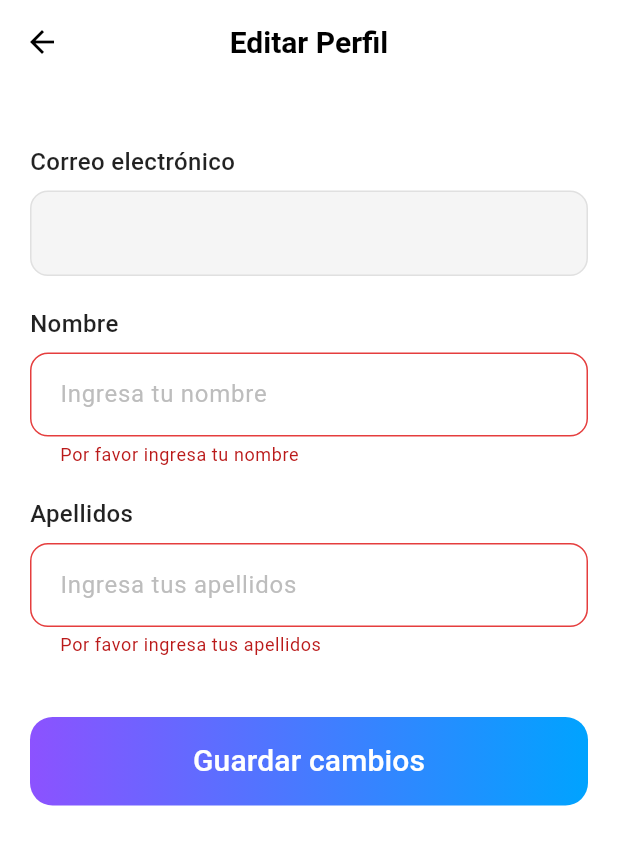
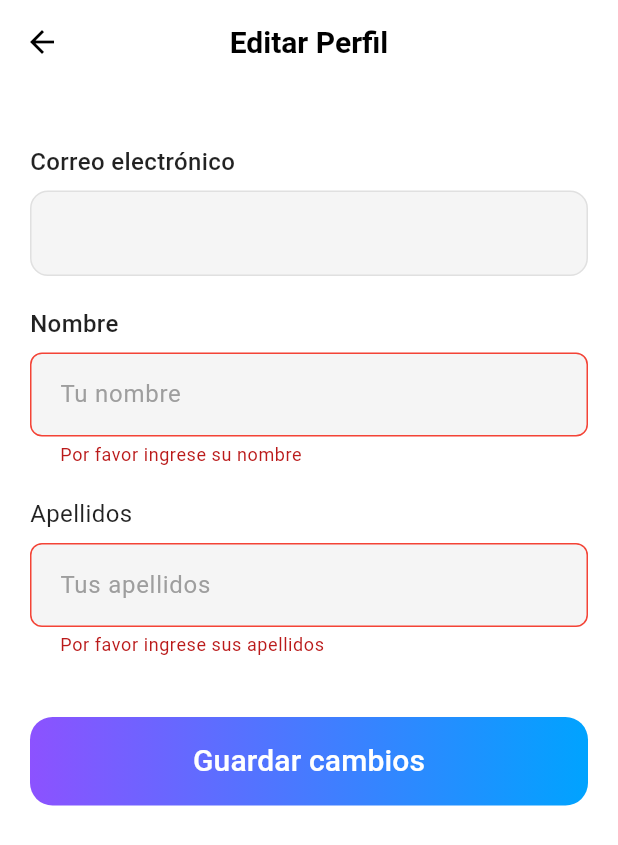
Before and after one commit to PetVital/PetVital-Frontend, a Flutter app: the EditProfileScreen screen opened directly, after a tap on "Guardar cambios", on a phone screen of 412 x 824 dp. Shown: the top 845 px of the screen. Run offline on Flutter 3.47's test engine with Material 3 defaults, Android fonts, the phone set to English and light mode, and no system bars; our stand-ins replace dropdown_button2, firebase_core, firebase_messaging, flutter_time_picker_spinner, font_awesome_flutter, get_it and 2 more; missing offline and left inert: onesignal_flutter; accounts and stored records are empty.

Commit message:
add: update profile and password integration

```diff
--- a/lib/data/api/user_api.dart
+++ b/lib/data/api/user_api.dart
@@ -44,27 +44,28 @@ class UserApi {
   Future<bool> changePassword(String newPassword) async {
     final int userId = await localStorageService.getCurrentUserId();
 
-    final response = await http.put(
-      Uri.parse('$baseUrl/user/change-password/$userId'),
+    final response = await http.post(
+      Uri.parse('$baseUrl/usuarios/$userId/change-password/'),
       body: {
-        'new_password': newPassword,
+        'nueva_contraseña': newPassword,
       },
     );
 
-    return response.statusCode == 200 || response.statusCode == 201;
+    return response.statusCode == 200;
   }
 
 
   Future<bool> editProfile(User user) async {
     final response = await http.put(
-      Uri.parse('$baseUrl/user/update/${user.id}'),
+      Uri.parse('$baseUrl/usuarios/${user.id}/'),
       body: {
-        'first_name': user.firstName,
-        'last_name': user.lastName,
+        'email': user.email,
+        'nombres': user.firstName,
+        'apellidos': user.lastName,
       },
     );
 
-    return response.statusCode == 200 || response.statusCode == 201;
+    return response.statusCode == 200;
   }
 
 
--- a/lib/ui/pages/home/profile/edit_profile_screen.dart
+++ b/lib/ui/pages/home/profile/edit_profile_screen.dart
@@ -65,7 +65,7 @@ class _EditProfileScreenState extends State<EditProfileScreen> {
         elevation: 0,
         leading: IconButton(
           icon: const Icon(Icons.arrow_back, color: Colors.black),
-          onPressed: () => Navigator.pop(context),
+          onPressed: () => Navigator.pop(context, false), // Indicamos que no hubo cambios
         ),
         title: const Text(
           'Editar Perfil',
@@ -127,80 +127,88 @@ class _EditProfileScreenState extends State<EditProfileScreen> {
               const SizedBox(height: 8),
               TextFormField(
                 controller: _firstNameController,
-                decoration: InputDecoration(
-                  hintText: 'Ingresa tu nombre',
-                  hintStyle: TextStyle(color: Colors.grey[400]),
-                  filled: true,
-                  fillColor: Colors.white,
-                  border: OutlineInputBorder(
-                    borderRadius: BorderRadius.circular(12),
-                    borderSide: BorderSide(color: Colors.grey[300]!),
-                  ),
-                  enabledBorder: OutlineInputBorder(
-                    borderRadius: BorderRadius.circular(12),
-                    borderSide: BorderSide(color: Colors.grey[300]!),
-                  ),
-                  focusedBorder: OutlineInputBorder(
-                    borderRadius: BorderRadius.circular(12),
-                    borderSide: const BorderSide(color: Color(0xFFE53E3E)),
-                  ),
-                  errorBorder: OutlineInputBorder(
-                    borderRadius: BorderRadius.circular(12),
-                    borderSide: const BorderSide(color: Color(0xFFE53E3E)),
-                  ),
-                  contentPadding: const EdgeInsets.symmetric(horizontal: 16, vertical: 16),
-                ),
+                keyboardType: TextInputType.name,
+                textCapitalization: TextCapitalization.words,
                 validator: (value) {
                   if (value == null || value.isEmpty) {
-                    return 'Por favor ingresa tu nombre';
+                    return 'Por favor ingrese su nombre';
+                  } else if (value.trim().length < 2) {
+                    return 'El nombre debe tener al menos 2 caracteres';
+                  } else if (!RegExp(r"^[a-zA-ZÀ-ÿ\s]+$").hasMatch(value)) {
+                    return 'El nombre solo puede contener letras';
                   }
                   return null;
                 },
+                decoration: InputDecoration(
+                  hintText: 'Tu nombre',
+                  hintStyle: const TextStyle(color: Colors.grey),
+                  fillColor: Colors.grey[100],
+                  filled: true,
+                  border: OutlineInputBorder(
+                    borderRadius: BorderRadius.circular(8),
+                    borderSide: BorderSide.none,
+                  ),
+                  errorBorder: OutlineInputBorder(
+                    borderRadius: BorderRadius.circular(8),
+                    borderSide: const BorderSide(color: Colors.red, width: 1),
+                  ),
+                  focusedErrorBorder: OutlineInputBorder(
+                    borderRadius: BorderRadius.circular(8),
+                    borderSide: const BorderSide(color: Colors.red, width: 2),
+                  ),
+                  contentPadding: const EdgeInsets.symmetric(
+                    vertical: 16,
+                    horizontal: 16,
+                  ),
+                ),
               ),
-
               const SizedBox(height: 20),
 
-              // Apellido
+              // Campo de apellidos
               const Text(
                 'Apellidos',
                 style: TextStyle(
                   fontSize: 16,
-                  fontWeight: FontWeight.w500,
                   color: Colors.black87,
                 ),
               ),
               const SizedBox(height: 8),
               TextFormField(
                 controller: _lastNameController,
-                decoration: InputDecoration(
-                  hintText: 'Ingresa tus apellidos',
-                  hintStyle: TextStyle(color: Colors.grey[400]),
-                  filled: true,
-                  fillColor: Colors.white,
-                  border: OutlineInputBorder(
-                    borderRadius: BorderRadius.circular(12),
-                    borderSide: BorderSide(color: Colors.grey[300]!),
-                  ),
-                  enabledBorder: OutlineInputBorder(
-                    borderRadius: BorderRadius.circular(12),
-                    borderSide: BorderSide(color: Colors.grey[300]!),
-                  ),
-                  focusedBorder: OutlineInputBorder(
-                    borderRadius: BorderRadius.circular(12),
-                    borderSide: const BorderSide(color: Color(0xFFE53E3E)),
-                  ),
-                  errorBorder: OutlineInputBorder(
-                    borderRadius: BorderRadius.circular(12),
-                    borderSide: const BorderSide(color: Color(0xFFE53E3E)),
-                  ),
-                  contentPadding: const EdgeInsets.symmetric(horizontal: 16, vertical: 16),
-                ),
+                keyboardType: TextInputType.name,
+                textCapitalization: TextCapitalization.words,
                 validator: (value) {
                   if (value == null || value.isEmpty) {
-                    return 'Por favor ingresa tus apellidos';
+                    return 'Por favor ingrese sus apellidos';
+                  } else if (value.trim().length < 2) {
+                    return 'Los apellidos deben tener al menos 2 caracteres';
+                  } else if (!RegExp(r"^[a-zA-ZÀ-ÿ\s]+$").hasMatch(value)) {
+                    return 'Los apellidos solo pueden contener letras';
                   }
                   return null;
                 },
+                decoration: InputDecoration(
+                  hintText: 'Tus apellidos',
+                  hintStyle: const TextStyle(color: Colors.grey),
+                  fillColor: Colors.grey[100],
+                  filled: true,
+                  border: OutlineInputBorder(
+                    borderRadius: BorderRadius.circular(8),
+                    borderSide: BorderSide.none,
+                  ),
+                  errorBorder: OutlineInputBorder(
+                    borderRadius: BorderRadius.circular(8),
+                    borderSide: const BorderSide(color: Colors.red, width: 1),
+                  ),
+                  focusedErrorBorder: OutlineInputBorder(
+                    borderRadius: BorderRadius.circular(8),
+                    borderSide: const BorderSide(color: Colors.red, width: 2),
+                  ),
+                  contentPadding: const EdgeInsets.symmetric(
+                    vertical: 16,
+                    horizontal: 16,
+                  ),
+                ),
               ),
 
               const SizedBox(height: 40),
@@ -267,10 +275,10 @@ class _EditProfileScreenState extends State<EditProfileScreen> {
       try {
         // Crear usuario actualizado
         final updatedUser = User(
-          id: currentUser!.id,
-          email: currentUser!.email,
-          firstName: _firstNameController.text.trim(),
-          lastName: _lastNameController.text.trim()
+            id: currentUser!.id,
+            email: currentUser!.email,
+            firstName: _firstNameController.text.trim(),
+            lastName: _lastNameController.text.trim()
         );
 
         final success = await editProfileUseCase.editProfile(updatedUser);
@@ -284,7 +292,8 @@ class _EditProfileScreenState extends State<EditProfileScreen> {
                 backgroundColor: Color(0xFF4CAF50),
               ),
             );
-            Navigator.pop(context);
+            // Regresamos con true para indicar que hubo cambios
+            Navigator.pop(context, true);
           } else {
             ScaffoldMessenger.of(context).showSnackBar(
               const SnackBar(
--- a/lib/ui/pages/home/profile_screen.dart
+++ b/lib/ui/pages/home/profile_screen.dart
@@ -79,7 +79,7 @@ class _ProfileScreenState extends State<ProfileScreen> {
               child: Align(
                 alignment: Alignment.centerLeft,
                 child: Column(
-                  crossAxisAlignment: CrossAxisAlignment.start, // Asegura que los elementos estén alineados a la derecha
+                  crossAxisAlignment: CrossAxisAlignment.start,
                   children: [
                     const SizedBox(height: 12),
                     // Nombre
@@ -110,13 +110,19 @@ class _ProfileScreenState extends State<ProfileScreen> {
             _buildMenuItem(
               icon: Icons.person_outline,
               title: 'Perfil',
-              onTap: () {
-                Navigator.push(
+              onTap: () async {
+                // Esperamos el resultado de la navegación
+                final result = await Navigator.push<bool>(
                   context,
                   MaterialPageRoute(
                     builder: (context) => const EditProfileScreen(),
                   ),
                 );
+
+                // Si el resultado es true, significa que hubo cambios
+                if (result == true) {
+                  await _loadData(); // Recargamos los datos del usuario
+                }
               },
             ),
             _buildMenuItem(
```
